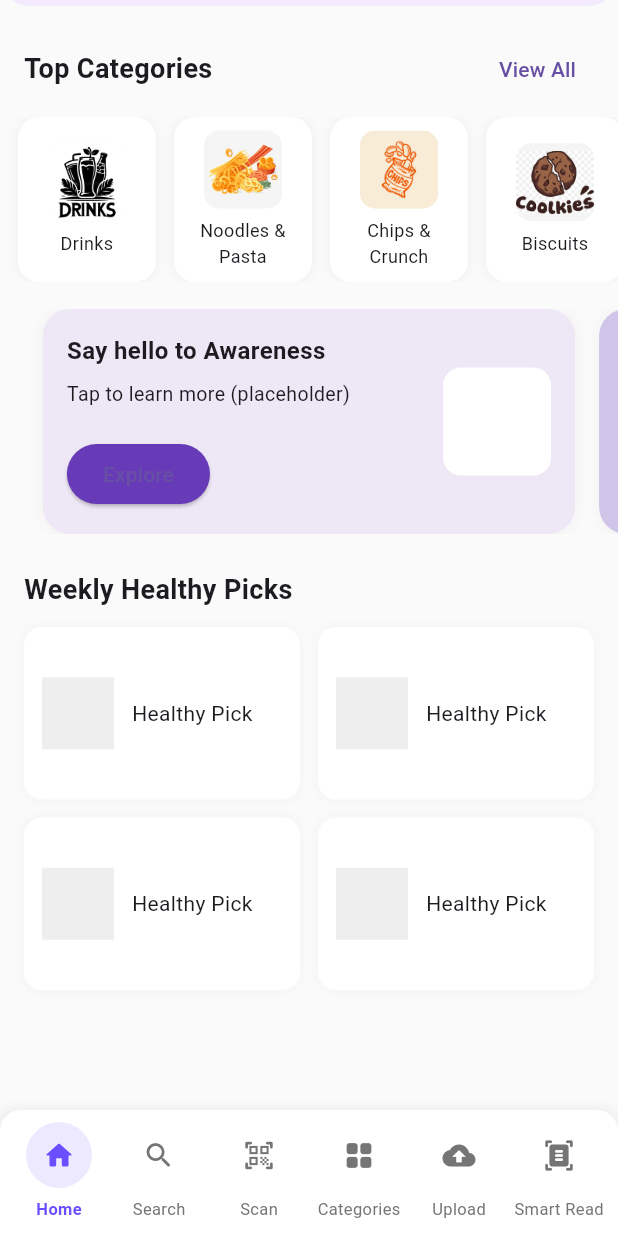
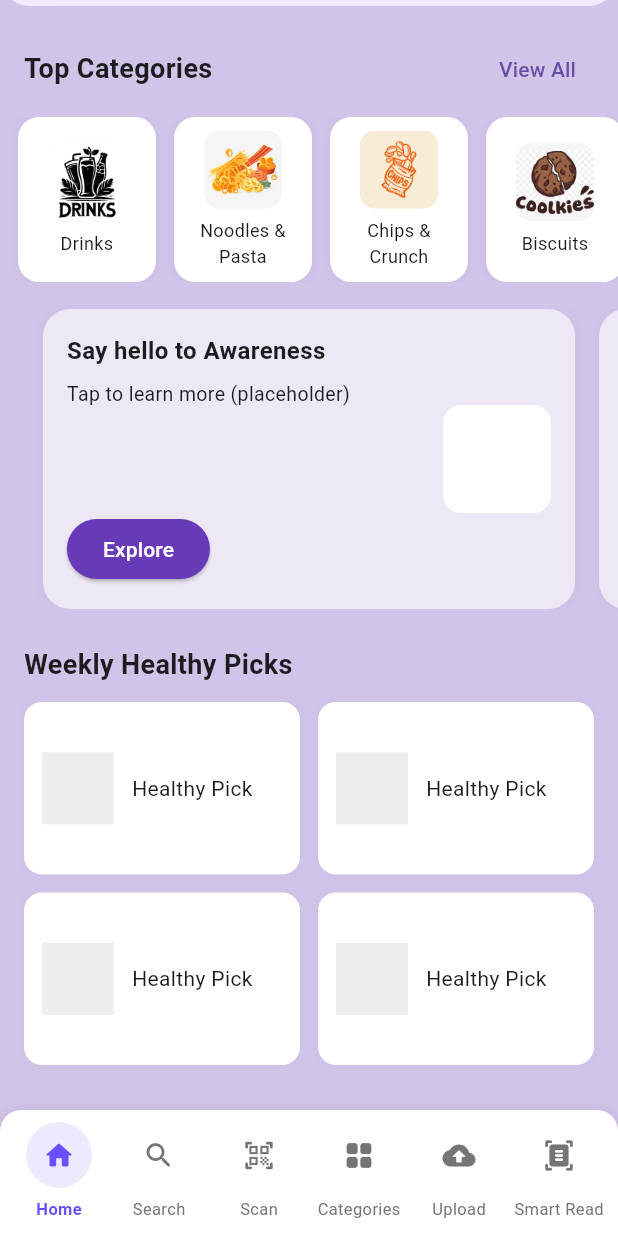
Before and after one commit to nparth29/ScanToKnow, a Flutter app: the HomePage screen opened directly, scrolled down 143 dp, on a phone screen of 412 x 824 dp. Run offline on Flutter 3.47's test engine with Material 3 defaults, Android fonts, the phone set to English and light mode, and no system bars; our stand-ins replace shared_preferences; missing offline and left inert: tutorial_coach_mark; accounts and stored records are empty.

Commit message:
refined homepage
added tutorial page

```diff
--- a/lib/model/product_model.dart
+++ /dev/null
@@ -1,17 +0,0 @@
-class ProductModel {
-  final String name;
-  final String image;
-  final String health;
-  final String nutriScore;
-  final int novaScore;
-  final int price;
-
-  ProductModel({
-    required this.name,
-    required this.image,
-    required this.health,
-    required this.nutriScore,
-    required this.novaScore,
-    required this.price,
-  });
-}
--- a/lib/pages/home_page.dart
+++ b/lib/pages/home_page.dart
@@ -302,7 +302,6 @@
 //   }
 // }
 
-
 // lib/pages/home_page.dart
 import 'package:flutter/material.dart';
 import 'package:main_project_files/widgets/top_header.dart';
@@ -310,6 +309,10 @@ import 'package:main_project_files/pages/profile_page.dart';
 import 'package:main_project_files/widgets/top_categories.dart';
 import 'package:main_project_files/widgets/bottom_nav.dart';
 import 'package:main_project_files/pages/drinks_page.dart';
+import 'package:flutter/services.dart';
+import 'package:main_project_files/pages/tutorial_page.dart';
+
+
 
 class HomePage extends StatefulWidget {
   const HomePage({super.key});
@@ -320,6 +323,34 @@ class HomePage extends StatefulWidget {
 
 class _HomePageState extends State<HomePage> {
   int _selectedTab = 0;
+
+  // Tutorial target keys (used by tutorial_page.dart)
+  final GlobalKey _homeNavKey = GlobalKey();
+  final GlobalKey _searchNavKey = GlobalKey();
+  final GlobalKey _scanNavKey = GlobalKey();
+  final GlobalKey _categoriesNavKey = GlobalKey();
+  final GlobalKey _uploadNavKey = GlobalKey();
+  final GlobalKey _smartReadNavKey = GlobalKey();
+
+  @override
+  void initState() {
+    super.initState();
+
+    // Run tutorial after first frame. Change forceShow to true while testing.
+    WidgetsBinding.instance.addPostFrameCallback((_) {
+      TutorialCoach.showBottomNavTutorial(
+        context,
+        homeKey: _homeNavKey,
+        searchKey: _searchNavKey,
+        scanKey: _scanNavKey,
+        categoriesKey: _categoriesNavKey,
+        uploadKey: _uploadNavKey,
+        smartReadKey: _smartReadNavKey,
+        // forceShow: true, // uncomment during development to ignore saved prefs
+      );
+    });
+  }
+
 
   void _onTabSelected(int index) {
     // Keep selected tab stored so bottomNav can reflect initialIndex if needed
@@ -358,8 +389,15 @@ class _HomePageState extends State<HomePage> {
 
   @override
   Widget build(BuildContext context) {
+    SystemChrome.setSystemUIOverlayStyle(
+      SystemUiOverlayStyle(
+        statusBarColor: Colors.deepPurple, // match your header color
+        statusBarIconBrightness: Brightness.dark,    // icons (time/battery) remain readable
+      ),
+    );
+
     return Scaffold(
-      backgroundColor: Colors.grey.shade50,
+      backgroundColor: Colors.deepPurple.shade100,
       body: SafeArea(
         child: SingleChildScrollView(
           child: Column(
@@ -388,7 +426,7 @@ class _HomePageState extends State<HomePage> {
 
               // Advertisement carousel — tap navigates to Drinks (example)
               SizedBox(
-                height: 150,
+                height: 200,
                 child: PageView.builder(
                   controller: PageController(viewportFraction: 0.9),
                   itemCount: 3,
@@ -407,7 +445,7 @@ class _HomePageState extends State<HomePage> {
                         },
                         child: Container(
                           decoration: BoxDecoration(
-                            color: index == 0 ? Colors.deepPurple.shade50 : Colors.deepPurple.shade100,
+                            color:  Colors.deepPurple.shade50  ,
                             borderRadius: BorderRadius.circular(18),
                             boxShadow: [
                               BoxShadow(color: Colors.black.withOpacity(0.04), blurRadius: 8)
@@ -439,7 +477,11 @@ class _HomePageState extends State<HomePage> {
                                         backgroundColor: Colors.deepPurple,
                                         shape: RoundedRectangleBorder(borderRadius: BorderRadius.circular(30)),
                                       ),
-                                      child: const Text('Explore'),
+                                      child: const Text(
+                                          'Explore',
+                                      style: TextStyle(
+                                        color: Colors.white,
+                                      ),),
                                     ),
                                   ],
                                 ),
@@ -524,7 +566,14 @@ class _HomePageState extends State<HomePage> {
       bottomNavigationBar: BottomNavBar(
         initialIndex: _selectedTab,
         onTabSelected: _onTabSelected,
+        homeKey: _homeNavKey,
+        searchKey: _searchNavKey,
+        scanKey: _scanNavKey,
+        categoriesKey: _categoriesNavKey,
+        uploadKey: _uploadNavKey,
+        smartReadKey: _smartReadNavKey,
       ),
+
     );
   }
 }
--- /dev/null
+++ b/lib/pages/tutorial_page.dart
@@ -0,0 +1,231 @@
+// lib/pages/tutorial_page.dart
+import 'package:flutter/material.dart';
+import 'package:shared_preferences/shared_preferences.dart';
+import 'package:tutorial_coach_mark/tutorial_coach_mark.dart';
+
+/// TutorialCoach is a small helper that shows a one-time tutorial
+/// for the bottom navigation icons. Call:
+///   TutorialCoach.showBottomNavTutorial(context, homeKey: ..., ...)
+/// from your HomePage (after the first frame).
+class TutorialCoach {
+  /// Show the bottom-nav tutorial. Provide the same GlobalKeys you passed to BottomNavBar.
+  /// Set forceShow=true to ignore SharedPreferences (handy during development).
+  static Future<void> showBottomNavTutorial(
+      BuildContext context, {
+        required GlobalKey homeKey,
+        required GlobalKey searchKey,
+        required GlobalKey scanKey,
+        required GlobalKey categoriesKey,
+        required GlobalKey uploadKey,
+        required GlobalKey smartReadKey,
+        bool forceShow = true,
+      }) async {
+    // read pref
+    final prefs = await SharedPreferences.getInstance();
+    final seen = prefs.getBool('bottomNavTutorialSeen') ?? false;
+    if (seen && !forceShow) return;
+
+    // Build targets with styled content
+    final List<TargetFocus> targets = <TargetFocus>[
+      TargetFocus(
+        identify: "Home",
+        keyTarget: homeKey,
+        shape: ShapeLightFocus.RRect,   // 👈 THIS MAKES THE SPOTLIGHT SQUARE/ROUNDED-RECTANGLE
+        radius: 8,                      // 👈 corner radius (8–16 looks good)
+        contents: [
+          TargetContent(
+            align: ContentAlign.bottom,
+            child: _tutorialCard(
+              icon: Icons.home_rounded,
+              title: "Home",
+              message: "Return to your dashboard to access all main features.",
+            ),
+          ),
+        ],
+      ),
+      TargetFocus(
+        identify: "Search",
+        keyTarget: searchKey,
+        shape: ShapeLightFocus.RRect,
+        radius: 10,
+        contents: [
+          TargetContent(
+            align: ContentAlign.top,
+            child: _tutorialCard(
+              icon: Icons.search_rounded,
+              title: "Search",
+              message: "Find products, ingredients, or recipes quickly.",
+            ),
+          ),
+        ],
+      ),
+      TargetFocus(
+        identify: "Scan",
+        keyTarget: scanKey,
+        shape: ShapeLightFocus.RRect,
+        radius: 10,
+        contents: [
+          TargetContent(
+            align: ContentAlign.top,
+            child: _tutorialCard(
+              icon: Icons.qr_code_scanner_rounded,
+              title: "Scan",
+              message: "Tap here to scan a barcode or label and get instant info.",
+            ),
+          ),
+        ],
+      ),
+      TargetFocus(
+        identify: "Categories",
+        keyTarget: categoriesKey,
+        shape: ShapeLightFocus.RRect,
+        radius: 10,
+        contents: [
+          TargetContent(
+            align: ContentAlign.top,
+            child: _tutorialCard(
+              icon: Icons.grid_view_rounded,
+              title: "Categories",
+              message: "Browse curated food categories and collections.",
+            ),
+          ),
+        ],
+      ),
+      TargetFocus(
+        identify: "Upload",
+        keyTarget: uploadKey,
+        shape: ShapeLightFocus.RRect,
+        radius: 10,
+        contents: [
+          TargetContent(
+            align: ContentAlign.top,
+            child: _tutorialCard(
+              icon: Icons.cloud_upload_rounded,
+              title: "Upload",
+              message: "Request a product or share its details so it can be added to the app.",
+            ),
+          ),
+        ],
+      ),
+      TargetFocus(
+        identify: "SmartRead",
+        keyTarget: smartReadKey,
+        shape: ShapeLightFocus.RRect,
+        radius: 10,
+        contents: [
+          TargetContent(
+            align: ContentAlign.top,
+            child: _tutorialCard(
+              icon: Icons.document_scanner_rounded,
+              title: "Smart Read",
+              message: "Run Smart Read (OCR) on images to extract ingredients and nutrition.",
+            ),
+          ),
+        ],
+      ),
+    ];
+
+    // small safety delay so render boxes exist
+    await Future.delayed(const Duration(milliseconds: 200));
+
+    // ensure the widget/context is still available
+    if (!context.mounted) return;
+
+    // Create and show the tutorial. Use named parameters and call show(context:).
+    TutorialCoachMark(
+      targets: targets,
+      colorShadow: Colors.black.withOpacity(0.8),
+      paddingFocus: 0.0005, // controls spotlight "padding" (bigger number = larger circle)
+      textSkip: "SKIP",
+      // called when tutorial finishes normally
+      onFinish: () async {
+        await prefs.setBool('bottomNavTutorialSeen', true);
+      },
+      // called when user presses Skip — must return true to close
+      onSkip: () {
+        prefs.setBool('bottomNavTutorialSeen', true);
+        return true;
+      },
+      // optional callbacks:
+      // onClickTarget: (target) { /* ... */ },
+      // beforeFocus: (target) async { /* ... */ },
+    ).show(context: context);
+  }
+
+  // ------------------------------------------
+  // Private helper: builds a pretty tooltip card
+  // ------------------------------------------
+  static Widget _tutorialCard({
+    required IconData icon,
+    required String title,
+    required String message,
+  }) {
+    return Container(
+      padding: const EdgeInsets.symmetric(horizontal: 14, vertical: 12),
+      constraints: const BoxConstraints(maxWidth: 280),
+      decoration: BoxDecoration(
+        // rich purple card — matches your app look while staying readable
+        gradient: LinearGradient(
+          colors: [
+            Colors.deepPurple.shade400.withOpacity(0.98),
+            Colors.deepPurple.shade300.withOpacity(0.98),
+          ],
+          begin: Alignment.topLeft,
+          end: Alignment.bottomRight,
+        ),
+        borderRadius: BorderRadius.circular(12),
+        boxShadow: [
+          BoxShadow(
+            color: Colors.black.withOpacity(0.28),
+            blurRadius: 12,
+            offset: const Offset(0, 6),
+          ),
+        ],
+      ),
+      child: Row(
+        crossAxisAlignment: CrossAxisAlignment.start,
+        children: [
+          // icon circle
+          Container(
+            width: 40,
+            height: 40,
+            decoration: BoxDecoration(
+              color: Colors.white.withOpacity(0.12),
+              shape: BoxShape.circle,
+            ),
+            child: Icon(icon, size: 20, color: Colors.white),
+          ),
+
+          const SizedBox(width: 12),
+
+          // text column
+          Expanded(
+            child: Column(
+              crossAxisAlignment: CrossAxisAlignment.start,
+              children: [
+                Text(
+                  title,
+                  style: const TextStyle(
+                    color: Colors.white,
+                    fontWeight: FontWeight.w800,
+                    fontSize: 15,
+                    height: 1.05,
+                  ),
+                ),
+                const SizedBox(height: 6),
+                Text(
+                  message,
+                  style: TextStyle(
+                    color: Colors.white.withOpacity(0.92),
+                    fontSize: 13,
+                    height: 1.2,
+                  ),
+                ),
+              ],
+            ),
+          ),
+        ],
+      ),
+    );
+  }
+}
--- a/lib/service/product_detailed_info.dart
+++ /dev/null
@@ -1,77 +0,0 @@
-import 'package:flutter/material.dart';
-
-class ProductDetailPage extends StatelessWidget {
-  final String name;
-  final String image;
-  final String health;
-  final String price;
-  final int novaScore;
-  final String nutriScore;
-
-  const ProductDetailPage({
-    super.key,
-    required this.name,
-    required this.image,
-    required this.health,
-    required this.price,
-    required this.novaScore,
-    required this.nutriScore,
-  });
-
-  @override
-  Widget build(BuildContext context) {
-    return Scaffold(
-      body: Container(
-        margin: const EdgeInsets.only(top: 50.0, left: 20.0, right: 20.0),
-        child: Column(
-          crossAxisAlignment: CrossAxisAlignment.start,
-          children: [
-            // Back Button
-            GestureDetector(
-              onTap: () => Navigator.pop(context),
-              child: Container(
-                padding: const EdgeInsets.all(5),
-                decoration: BoxDecoration(
-                  color: Colors.orangeAccent,
-                  borderRadius: BorderRadius.circular(30),
-                ),
-                child: const Icon(Icons.arrow_back, size: 40, color: Colors.white),
-              ),
-            ),
-
-            const SizedBox(height: 20),
-
-            // Product Image
-            Center(
-              child: Image.asset(
-                image,
-                height: MediaQuery.of(context).size.height / 3,
-                fit: BoxFit.contain,
-              ),
-            ),
-
-            const SizedBox(height: 20),
-
-            // Product Name & Price
-            Text(
-              name,
-              style: const TextStyle(fontSize: 24, fontWeight: FontWeight.bold),
-            ),
-            Text(
-              "₹$price",
-              style: const TextStyle(fontSize: 20, fontWeight: FontWeight.w500),
-            ),
-
-            const SizedBox(height: 20),
-
-            // Health Information
-            Text(
-              "Health Rating: $health",
-              style: const TextStyle(fontSize: 16, color: Colors.grey),
-            ),
-          ],
-        ),
-      ),
-    );
-  }
-}
--- a/lib/service/product_info.dart
+++ /dev/null
@@ -1,31 +0,0 @@
-import 'package:main_project_files/model/product_model.dart';
-
-List<ProductModel> getProducts() {
-  return [
-    // 🟢 Healthy
-    ProductModel(name: "Horlicks", image: "images/packet_images/horlicks.png", health: "Green", nutriScore: "A", novaScore: 1, price: 120),
-    ProductModel(name: "Maggi", image: "images/packet_images/maggi.png", health: "Green", nutriScore: "B", novaScore: 2, price: 25),
-    ProductModel(name: "Amul Pro", image: "images/packet_images/amul_pro.webp", health: "Green", nutriScore: "A", novaScore: 1, price: 100),
-    ProductModel(name: "Fanta", image: "images/packet_images/fanta.png", health: "Green", nutriScore: "B", novaScore: 2, price: 50),
-
-    // 🟡 Moderate
-    ProductModel(name: "Lays Chips", image: "images/packet_images/lays.png", health: "Yellow", nutriScore: "C", novaScore: 3, price: 30),
-    ProductModel(name: "Coca Cola", image: "images/packet_images/coca_cola.png", health: "Yellow", nutriScore: "D", novaScore: 4, price: 40),
-    ProductModel(name: "Diet Coke", image: "images/packet_images/diet_coke.png", health: "Yellow", nutriScore: "C", novaScore: 3, price: 40),
-    ProductModel(name: "Doritos", image: "images/packet_images/doritos.png", health: "Yellow", nutriScore: "C", novaScore: 3, price: 35),
-    ProductModel(name: "Pringles Original", image: "images/packet_images/pringles_original.png", health: "Yellow", nutriScore: "C", novaScore: 3, price: 60),
-    ProductModel(name: "McCain Fries", image: "images/packet_images/mc_cain.png", health: "Yellow", nutriScore: "C", novaScore: 3, price: 50),
-
-    // 🔴 Unhealthy
-    ProductModel(name: "KitKat", image: "images/packet_images/kitkat.png", health: "Red", nutriScore: "E", novaScore: 4, price: 60),
-    ProductModel(name: "Kinder Joy", image: "images/packet_images/kinder_joy.png", health: "Red", nutriScore: "D", novaScore: 4, price: 30),
-    ProductModel(name: "Ferrero Rocher", image: "images/packet_images/ferero_rocher.png", health: "Red", nutriScore: "E", novaScore: 4, price: 150),
-    ProductModel(name: "Bounty", image: "images/packet_images/bounty.png", health: "Red", nutriScore: "E", novaScore: 4, price: 40),
-    ProductModel(name: "Cheetos", image: "images/packet_images/cheetos.png", health: "Red", nutriScore: "D", novaScore: 4, price: 35),
-    ProductModel(name: "Snickers", image: "images/packet_images/snickers.png", health: "Red", nutriScore: "E", novaScore: 4, price: 50),
-    ProductModel(name: "Dairy Milk Whole Nut", image: "images/packet_images/dairy_milk_whole_nut.png", health: "Red", nutriScore: "E", novaScore: 4, price: 60),
-    ProductModel(name: "Hershey’s Kisses", image: "images/packet_images/kisses.png", health: "Red", nutriScore: "E", novaScore: 4, price: 70),
-    ProductModel(name: "McCain Nuggets", image: "images/packet_images/mc_cain2.png", health: "Red", nutriScore: "D", novaScore: 4, price: 55),
-    ProductModel(name: "Coca Cola Can", image: "images/packet_images/coca_cola_can.png", health: "Red", nutriScore: "E", novaScore: 4, price: 35),
-  ];
-}
--- a/lib/widgets/bottom_nav.dart
+++ b/lib/widgets/bottom_nav.dart
@@ -1,14 +1,31 @@
+// lib/widgets/bottom_nav.dart
 import 'package:flutter/material.dart';
 
-/// BottomNavBar (programmatic icons, no image assets)
-/// - Simple, plain icons so it won't match the sample exactly.
-/// - Selected item shows a subtle circular background.
-/// - Fires onTabSelected(index) when tapped.
+/// BottomNavBar with optional GlobalKeys for tutorial targeting.
+/// Backwards-compatible: if you don't supply keys, it behaves exactly as before.
 class BottomNavBar extends StatefulWidget {
   final ValueChanged<int>? onTabSelected;
   final int initialIndex;
 
-  const BottomNavBar({super.key, this.onTabSelected, this.initialIndex = 0});
+  // OPTIONAL keys that allow an external tutorial to target each item.
+  final GlobalKey? homeKey;
+  final GlobalKey? searchKey;
+  final GlobalKey? scanKey;
+  final GlobalKey? categoriesKey;
+  final GlobalKey? uploadKey;
+  final GlobalKey? smartReadKey;
+
+  const BottomNavBar({
+    super.key,
+    this.onTabSelected,
+    this.initialIndex = 0,
+    this.homeKey,
+    this.searchKey,
+    this.scanKey,
+    this.categoriesKey,
+    this.uploadKey,
+    this.smartReadKey,
+  });
 
   @override
   State<BottomNavBar> createState() => _BottomNavBarState();
@@ -54,7 +71,7 @@ class _BottomNavBarState extends State<BottomNavBar> {
   @override
   Widget build(BuildContext context) {
     final bottomPadding = MediaQuery.of(context).viewPadding.bottom;
-    final Color selectedColor = const Color(0xFF6B4EFF); // distinct purple-ish color (not sample)
+    final Color selectedColor = const Color(0xFF6B4EFF); // distinct purple-ish color (same as before)
     final Color inactiveColor = Colors.grey.shade600;
 
     return Material(
@@ -75,8 +92,13 @@ class _BottomNavBarState extends State<BottomNavBar> {
               final item = _items[index];
               final bool selected = index == _selectedIndex;
 
+              // Pick the correct key for this index (if provided)
+              final GlobalKey? keyForIndex = _keyForIndex(index);
+
               return Expanded(
                 child: InkWell(
+                  // Attach the key to the InkWell so tutorial_coach_mark can find it
+                  key: keyForIndex,
                   onTap: () => _onTap(index),
                   borderRadius: BorderRadius.circular(12),
                   child: Column(
@@ -124,6 +146,25 @@ class _BottomNavBarState extends State<BottomNavBar> {
       ),
     );
   }
+
+  GlobalKey? _keyForIndex(int index) {
+    switch (index) {
+      case 0:
+        return widget.homeKey;
+      case 1:
+        return widget.searchKey;
+      case 2:
+        return widget.scanKey;
+      case 3:
+        return widget.categoriesKey;
+      case 4:
+        return widget.uploadKey;
+      case 5:
+        return widget.smartReadKey;
+      default:
+        return null;
+    }
+  }
 }
 
 class _NavItem {
--- a/pubspec.yaml
+++ b/pubspec.yaml
@@ -9,6 +9,8 @@ environment:
 dependencies:
   flutter:
     sdk: flutter
+  tutorial_coach_mark: ^1.2.3
+  shared_preferences: ^2.1.1
 
   # ---- REQUIRED for FoodService (HTTP API calls) ----
   http: ^0.13.6
```
Also changed, not shown: pubspec.lock, 1 other file.
